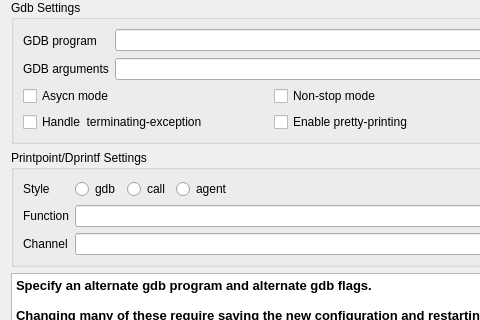
Qt form src/SeerGdbConfigPage.ui (epasveer/seer) before a commit; both pictures show x 0 to 480 and y 0 to 320 of the 792 by 870 pixel window.
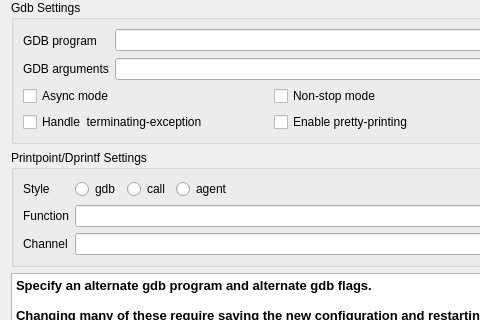
The same form after that commit. Icons and pictures are not drawn.

Commit message:
Fix typo in GDB config
asycn -> async

What changed in the file:
```diff
--- a/src/SeerGdbConfigPage.ui
+++ b/src/SeerGdbConfigPage.ui
@@ -209,7 +209,7 @@
            <string>Turn gdb 'async' mode on or off.</string>
           </property>
           <property name="text">
-           <string>Asycn mode</string>
+           <string>Async mode</string>
           </property>
          </widget>
         </item>
```
